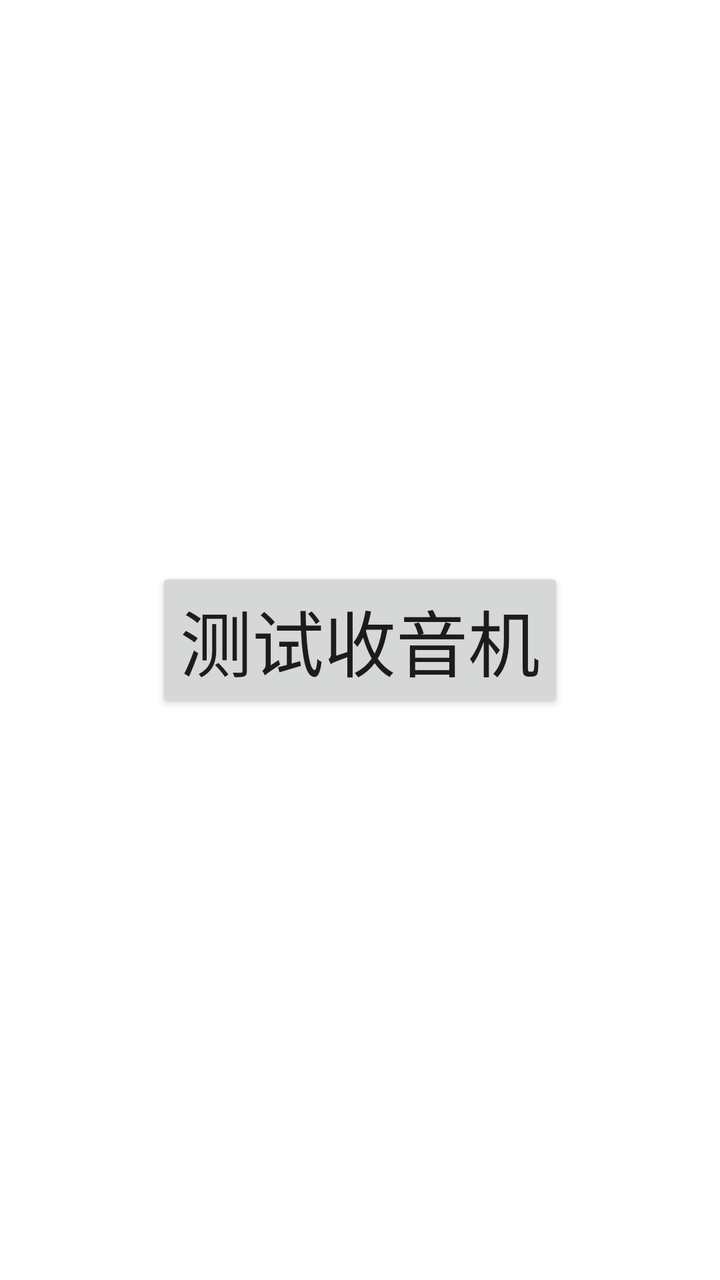
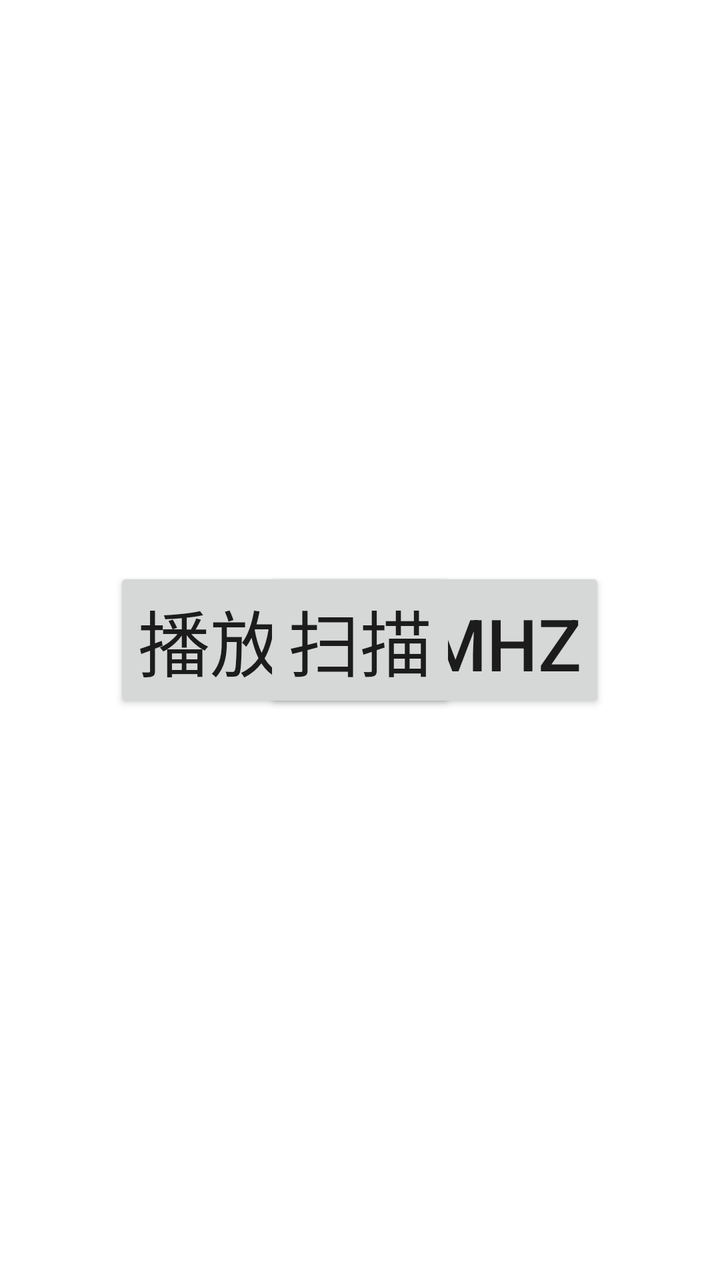

Compare the two renders of this Android layout. The source of the first and the diff that turns it into the second are given below.
<!-- AndroidManifest.xml: application theme AppTheme -->
<!-- res/layout/activity_test_main.xml -->
<?xml version="1.0" encoding="utf-8"?>
<RelativeLayout xmlns:android="http://schemas.android.com/apk/res/android"
    android:layout_width="match_parent"
    android:layout_height="match_parent" >

    <Button
        android:id="@+id/bt"
        android:layout_width="wrap_content"
        android:layout_height="wrap_content"
        android:textSize="36sp"
        android:layout_centerInParent="true"
        android:text="测试收音机" />

</RelativeLayout>
<!-- resources referenced by this layout -->
<resources>
  <style name="AppTheme" parent="Theme.AppCompat.Light.NoActionBar">
  
          <item name="colorPrimary">@color/color_transparent</item>
          <item name="colorPrimaryDark">@color/color_transparent</item>
          <item name="colorAccent">@color/color_transparent</item>
          <item name="android:windowBackground">@color/white</item>
  
          <item name="android:windowTranslucentNavigation">false</item>
          <item name="android:windowTranslucentStatus">false</item>
          <item name="android:windowIsTranslucent">false</item>
  
          <item name="android:windowAnimationStyle">@style/Animation</item>
  
      </style>
  <color name="color_transparent">#00000000</color>
  <color name="white">#FFFFFFFF</color>
  <style name="Animation">
          <item name="android:activityOpenEnterAnimation">@null</item>
          <item name="android:activityOpenExitAnimation">@null</item>
          <item name="android:activityCloseEnterAnimation">@null</item>
          <item name="android:activityCloseExitAnimation">@null</item>
          <item name="android:taskOpenEnterAnimation">@null</item>
          <item name="android:taskOpenExitAnimation">@null</item>
          <item name="android:taskCloseEnterAnimation">@null</item>
          <item name="android:taskCloseExitAnimation">@null</item>
          <item name="android:taskToFrontEnterAnimation">@null</item>
          <item name="android:taskToFrontExitAnimation">@null</item>
          <item name="android:taskToBackEnterAnimation">@null</item>
          <item name="android:taskToBackExitAnimation">@null</item>
      </style>
</resources>

<!-- the commit's change to res/layout/activity_test_main.xml (unified diff, before → after) -->
@@ -4,11 +4,19 @@
     android:layout_height="match_parent" >
 
     <Button
-        android:id="@+id/bt"
+        android:id="@+id/bt1"
         android:layout_width="wrap_content"
         android:layout_height="wrap_content"
         android:textSize="36sp"
         android:layout_centerInParent="true"
-        android:text="测试收音机" />
+        android:text="播放93.5MHZ" />
+
+    <Button
+        android:id="@+id/bt2"
+        android:layout_width="wrap_content"
+        android:layout_height="wrap_content"
+        android:textSize="36sp"
+        android:layout_centerInParent="true"
+        android:text="扫描" />
 
 </RelativeLayout>
